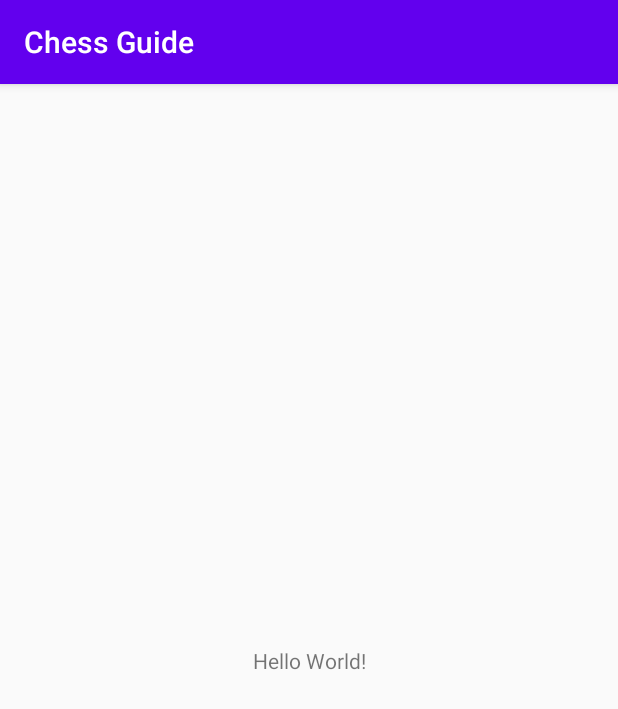
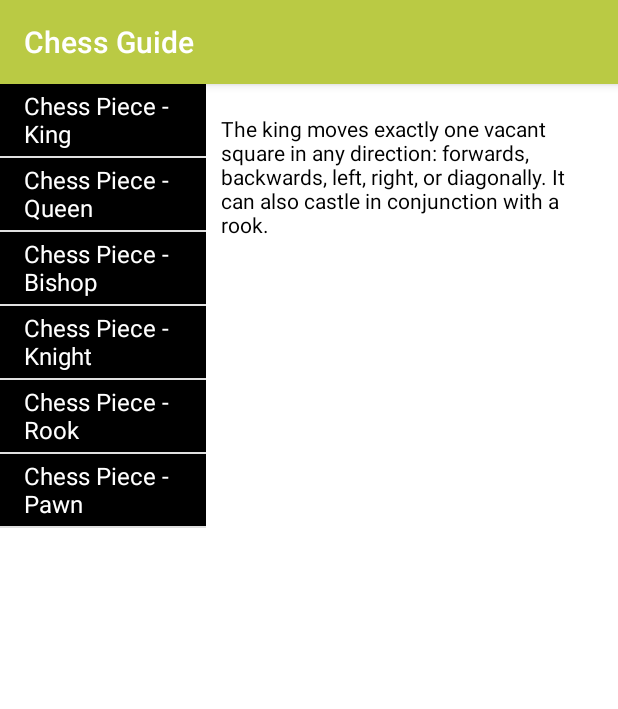
Before and after one commit to hana-magdy/Android-Chess-Guide, an Android app: the screen it shows after launch (MainActivity), on a phone screen of 412 x 824 dp. Shown: the top 709 px of the screen. Run offline under Robolectric (Android 15) with nearby library versions, the phone set to English and light mode, and no system bars.

Commit message:
final commit

```diff
--- a/app/build.gradle
+++ b/app/build.gradle
@@ -28,6 +28,7 @@ dependencies {
 
     implementation 'androidx.appcompat:appcompat:1.1.0'
     implementation 'androidx.constraintlayout:constraintlayout:1.1.3'
+    implementation 'androidx.legacy:legacy-support-v4:1.0.0'
     testImplementation 'junit:junit:4.12'
     androidTestImplementation 'androidx.test.ext:junit:1.1.1'
     androidTestImplementation 'androidx.test.espresso:espresso-core:3.2.0'
--- /dev/null
+++ b/app/src/main/java/com/example/chessguide/DetailsFrag.java
@@ -0,0 +1,64 @@
+package com.example.chessguide;
+
+import android.os.Bundle;
+
+import androidx.fragment.app.Fragment;
+
+import android.view.LayoutInflater;
+import android.view.View;
+import android.view.ViewGroup;
+
+
+/**
+ * A simple {@link Fragment} subclass.
+ * Use the {@link DetailsFrag#newInstance} factory method to
+ * create an instance of this fragment.
+ */
+public class DetailsFrag extends Fragment {
+    // TODO: Rename parameter arguments, choose names that match
+    // the fragment initialization parameters, e.g. ARG_ITEM_NUMBER
+    private static final String ARG_PARAM1 = "param1";
+    private static final String ARG_PARAM2 = "param2";
+
+    // TODO: Rename and change types of parameters
+    private String mParam1;
+    private String mParam2;
+
+    public DetailsFrag() {
+        // Required empty public constructor
+    }
+
+    /**
+     * Use this factory method to create a new instance of
+     * this fragment using the provided parameters.
+     *
+     * @param param1 Parameter 1.
+     * @param param2 Parameter 2.
+     * @return A new instance of fragment DetailsFrag.
+     */
+    // TODO: Rename and change types and number of parameters
+    public static DetailsFrag newInstance(String param1, String param2) {
+        DetailsFrag fragment = new DetailsFrag();
+        Bundle args = new Bundle();
+        args.putString(ARG_PARAM1, param1);
+        args.putString(ARG_PARAM2, param2);
+        fragment.setArguments(args);
+        return fragment;
+    }
+
+    @Override
+    public void onCreate(Bundle savedInstanceState) {
+        super.onCreate(savedInstanceState);
+        if (getArguments() != null) {
+            mParam1 = getArguments().getString(ARG_PARAM1);
+            mParam2 = getArguments().getString(ARG_PARAM2);
+        }
+    }
+
+    @Override
+    public View onCreateView(LayoutInflater inflater, ViewGroup container,
+                             Bundle savedInstanceState) {
+        // Inflate the layout for this fragment
+        return inflater.inflate(R.layout.fragment_details, container, false);
+    }
+}
--- /dev/null
+++ b/app/src/main/java/com/example/chessguide/ListFrag.java
@@ -0,0 +1,73 @@
+package com.example.chessguide;
+
+import android.content.Context;
+import android.graphics.Color;
+import android.os.Bundle;
+
+import androidx.annotation.NonNull;
+import androidx.annotation.Nullable;
+import androidx.fragment.app.Fragment;
+import androidx.fragment.app.ListFragment;
+
+import android.view.LayoutInflater;
+import android.view.View;
+import android.view.ViewGroup;
+import android.widget.ArrayAdapter;
+import android.widget.ListView;
+import android.widget.TextView;
+
+public class ListFrag extends ListFragment {
+
+    ItemSelected activity;
+   public interface ItemSelected{
+        void OnItemSelection(int index);
+
+    }
+
+
+
+    @Override
+    public void onAttach(@NonNull Context context) {
+
+        super.onAttach(context);
+        activity=(ItemSelected) context;
+
+    }
+
+
+    @Override
+    public void onActivityCreated(@Nullable Bundle savedInstanceState) {
+        super.onActivityCreated(savedInstanceState);
+        String[] pieces = getResources().getStringArray(R.array.pieces);
+        ArrayAdapter<String> arrayAdapter = new ArrayAdapter<String>
+                (getActivity(), android.R.layout.simple_list_item_1, pieces){
+            @Override
+            public View getView(int position, View convertView, ViewGroup parent){
+                // Get the Item from ListView
+                View view = super.getView(position, convertView, parent);
+
+                // Initialize a TextView for ListView each Item
+
+                TextView tv = (TextView) view.findViewById(android.R.id.text1);
+                tv.setBackgroundColor(Color.BLACK);
+
+                // Set the text color of TextView (ListView Item)
+                tv.setTextColor(Color.WHITE);
+
+                // Generate ListView Item using TextView
+                return view;
+            }
+        };
+
+        // DataBind ListView with items from ArrayAdapter
+        setListAdapter(arrayAdapter);
+
+
+    }
+
+
+    @Override
+    public void onListItemClick(@NonNull ListView l, @NonNull View v, int position, long id) {
+       activity.OnItemSelection(position);
+    }
+}
--- a/app/src/main/java/com/example/chessguide/MainActivity.java
+++ b/app/src/main/java/com/example/chessguide/MainActivity.java
@@ -3,12 +3,27 @@ package com.example.chessguide;
 import androidx.appcompat.app.AppCompatActivity;
 
 import android.os.Bundle;
+import android.widget.ListView;
+import android.widget.TextView;
 
-public class MainActivity extends AppCompatActivity {
+public class MainActivity extends AppCompatActivity implements ListFrag.ItemSelected {
+    TextView tvDetails;
+    String[] Details;
+
 
     @Override
     protected void onCreate(Bundle savedInstanceState) {
         super.onCreate(savedInstanceState);
         setContentView(R.layout.activity_main);
+
+        tvDetails= findViewById(R.id.tvDetails);
+        Details=getResources().getStringArray(R.array.descriptions);
+        tvDetails.setText(Details[0]);
+
+    }
+
+    @Override
+    public void OnItemSelection(int index) {
+        tvDetails.setText(Details[index]);
     }
 }
--- a/app/src/main/res/layout/activity_main.xml
+++ b/app/src/main/res/layout/activity_main.xml
@@ -1,18 +1,27 @@
 <?xml version="1.0" encoding="utf-8"?>
-<androidx.constraintlayout.widget.ConstraintLayout xmlns:android="http://schemas.android.com/apk/res/android"
+<LinearLayout xmlns:android="http://schemas.android.com/apk/res/android"
     xmlns:app="http://schemas.android.com/apk/res-auto"
     xmlns:tools="http://schemas.android.com/tools"
     android:layout_width="match_parent"
     android:layout_height="match_parent"
+    android:background="#FFFFFF"
+    android:orientation="horizontal"
     tools:context=".MainActivity">
 
-    <TextView
-        android:layout_width="wrap_content"
-        android:layout_height="wrap_content"
-        android:text="Hello World!"
-        app:layout_constraintBottom_toBottomOf="parent"
-        app:layout_constraintLeft_toLeftOf="parent"
-        app:layout_constraintRight_toRightOf="parent"
-        app:layout_constraintTop_toTopOf="parent" />
+    <fragment
+        android:id="@+id/ListFrag"
+        android:name="com.example.chessguide.ListFrag"
+        android:layout_width="0dp"
+        android:layout_height="match_parent"
+        android:layout_weight="1"
+        tools:layout="@layout/fragment_list" />
 
-</androidx.constraintlayout.widget.ConstraintLayout>
+    <fragment
+        android:id="@+id/DetailsFrag"
+        android:name="com.example.chessguide.DetailsFrag"
+        android:layout_width="0dp"
+        android:layout_height="match_parent"
+        android:layout_weight="2"
+        tools:layout="@layout/fragment_details" />
+
+</LinearLayout>
--- /dev/null
+++ b/app/src/main/res/layout/fragment_details.xml
@@ -0,0 +1,20 @@
+<?xml version="1.0" encoding="utf-8"?>
+<LinearLayout xmlns:android="http://schemas.android.com/apk/res/android"
+    xmlns:tools="http://schemas.android.com/tools"
+    android:layout_width="match_parent"
+    android:layout_height="match_parent"
+    android:orientation="vertical"
+
+    tools:context=".DetailsFrag">
+
+
+    <TextView
+        android:id="@+id/tvDetails"
+        android:layout_width="wrap_content"
+        android:layout_height="wrap_content"
+        android:paddingLeft="10dp"
+        android:paddingTop="20dp"
+        android:paddingRight="10dp"
+        android:text="TextView"
+        android:textColor="@android:color/background_dark" />
+</LinearLayout>
--- /dev/null
+++ b/app/src/main/res/layout/fragment_list.xml
@@ -0,0 +1,17 @@
+<?xml version="1.0" encoding="utf-8"?>
+<LinearLayout xmlns:android="http://schemas.android.com/apk/res/android"
+    xmlns:tools="http://schemas.android.com/tools"
+    android:layout_width="match_parent"
+    android:layout_height="match_parent"
+    android:background="#000000"
+    android:orientation="vertical"
+    tools:context=".ListFrag">
+
+
+    <ListView
+        android:id="@+id/LvPieces"
+        android:layout_width="match_parent"
+        android:layout_height="match_parent"
+        android:background="#000000"
+     />
+</LinearLayout>
--- /dev/null
+++ b/app/src/main/res/values/arrays.xml
@@ -0,0 +1,21 @@
+<?xml version="1.0" encoding="utf-8"?>
+<resources>
+    <string-array name="pieces">
+        <item>Chess Piece - King</item>
+        <item>Chess Piece - Queen</item>
+        <item>Chess Piece - Bishop</item>
+        <item>Chess Piece - Knight</item>
+        <item>Chess Piece - Rook</item>
+        <item>Chess Piece - Pawn</item>
+    </string-array>
+
+    <string-array name="descriptions">
+    <item>The king moves exactly one vacant square in any direction: forwards, backwards, left, right, or diagonally. It can also castle in conjunction with a rook.</item>
+    <item>The queen moves any number of vacant squares in any direction: forwards, backwards, left, right, or diagonally, in a straight line.</item>
+    <item>The bishop moves any number of vacant squares diagonally in a straight line. Consequently, a bishop stays on squares of the same color throughout a game. The two bishops each player starts with move on squares of opposite colors.</item>
+    <item>The knight moves on an extended diagonal from one corner of any 2×3 rectangle of squares to the furthest opposite corner. Consequently, the knight alternates its square color each time it moves. The knight is the only piece that jumps over any intervening piece(s) when moving (castling being the only special instance in which pieces jump over one another).</item>
+    <item>The rook moves any number of vacant squares forwards, backwards, left, or right in a straight line. It also takes part, along with the king, in a special move called castling.</item>
+    <item>The pawn moves forward exactly one space, or optionally, two spaces when on its starting square, toward the opponent\'s side of the board. When there is an enemy piece one square diagonally ahead of the pawn, either left or right, then the pawn may capture that piece. A pawn can perform a special type of capture of an enemy pawn called en passant. If the pawn reaches a square on the back rank of the opponent, it promotes to the player\'s choice of a queen, rook, bishop, or knight</item>
+</string-array>
+
+</resources>
--- a/app/src/main/res/values/colors.xml
+++ b/app/src/main/res/values/colors.xml
@@ -1,6 +1,6 @@
 <?xml version="1.0" encoding="utf-8"?>
 <resources>
-    <color name="colorPrimary">#6200EE</color>
-    <color name="colorPrimaryDark">#3700B3</color>
+    <color name="colorPrimary">#baca44</color>
+    <color name="colorPrimaryDark">#769656</color>
     <color name="colorAccent">#03DAC5</color>
 </resources>
--- a/app/src/main/res/values/strings.xml
+++ b/app/src/main/res/values/strings.xml
@@ -1,3 +1,6 @@
 <resources>
     <string name="app_name">Chess Guide</string>
+
+    <!-- TODO: Remove or change this placeholder text -->
+    <string name="hello_blank_fragment">Hello blank fragment</string>
 </resources>
```
